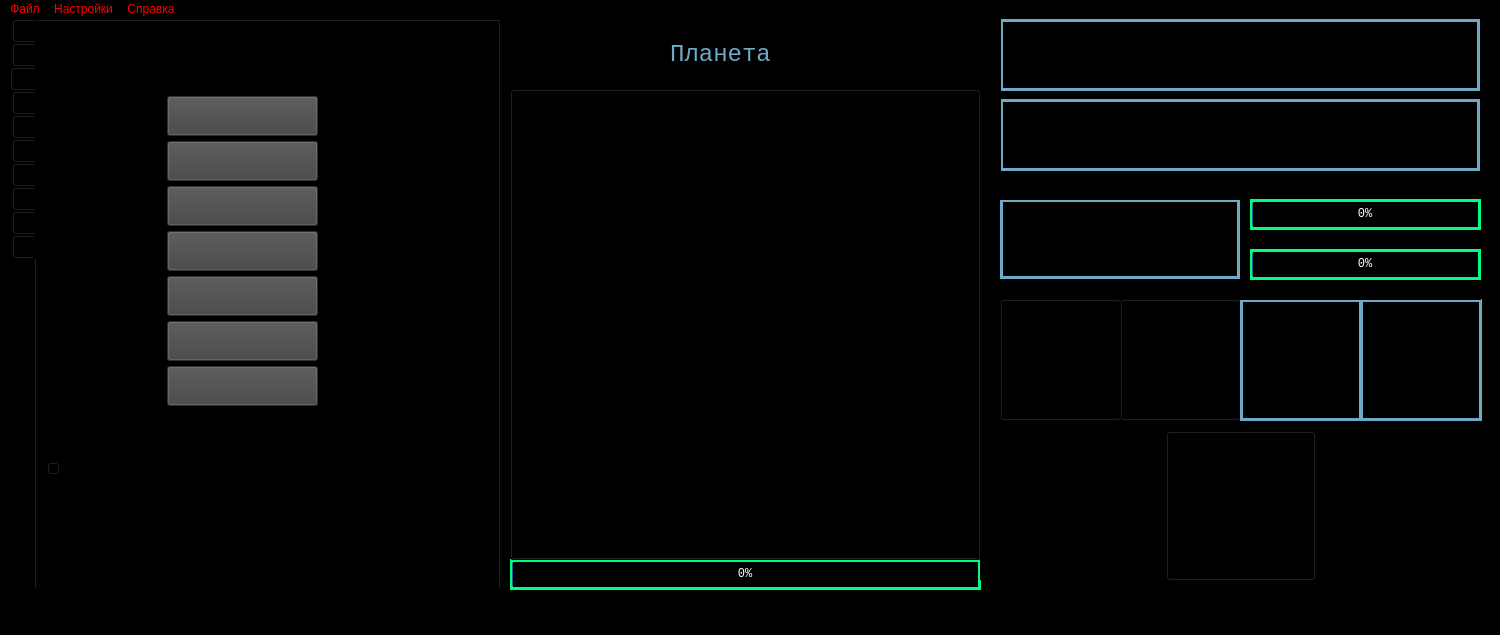
The window that mainwindow.ui (Nikita-080/God-of-pixels-3) describes before a commit, drawn with Qt 5.
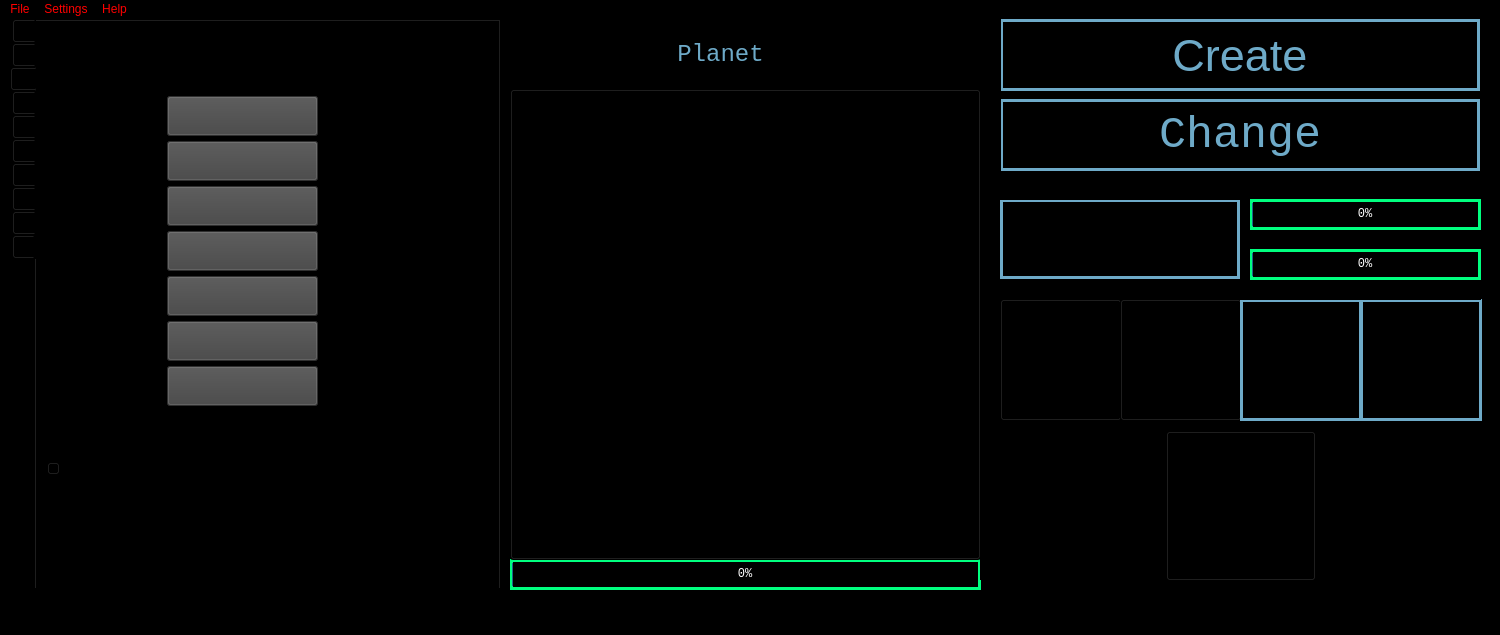
The same window after the commit. The open tabs and pages were chosen to show the change.

Commit message: translate interface

```diff
--- a/mainwindow.ui
+++ b/mainwindow.ui
@@ -151,7 +151,7 @@
      </font>
     </property>
     <property name="text">
-     <string>Планета</string>
+     <string>Planet</string>
     </property>
     <property name="alignment">
      <set>Qt::AlignCenter</set>
@@ -286,7 +286,7 @@
     </property>
     <property name="font">
      <font>
-      <pointsize>18</pointsize>
+      <pointsize>34</pointsize>
      </font>
     </property>
     <property name="styleSheet">
@@ -296,7 +296,7 @@
 </string>
     </property>
     <property name="text">
-     <string/>
+     <string>Create</string>
     </property>
    </widget>
    <widget class="QPushButton" name="pushButton_19">
@@ -429,7 +429,7 @@
     <property name="font">
      <font>
       <family>Consolas</family>
-      <pointsize>18</pointsize>
+      <pointsize>34</pointsize>
      </font>
     </property>
     <property name="styleSheet">
@@ -438,7 +438,7 @@
 border-color: rgb(110, 170, 200);</string>
     </property>
     <property name="text">
-     <string/>
+     <string>Change</string>
     </property>
    </widget>
    <widget class="QProgressBar" name="progressBar">
@@ -8063,7 +8063,7 @@
      <string notr="true"/>
     </property>
     <property name="title">
-     <string>Файл</string>
+     <string>File</string>
     </property>
     <addaction name="action"/>
     <addaction name="action_8"/>
@@ -8072,7 +8072,7 @@
    </widget>
    <widget class="QMenu" name="menu_2">
     <property name="title">
-     <string>Настройки</string>
+     <string>Settings</string>
     </property>
     <addaction name="action_3"/>
     <addaction name="action_4"/>
@@ -8081,7 +8081,7 @@
    </widget>
    <widget class="QMenu" name="menu_3">
     <property name="title">
-     <string>Справка</string>
+     <string>Help</string>
     </property>
     <addaction name="action_6"/>
    </widget>
```
Left out of the diff: 110 changed lines with no effect on the pictures. The commit also changes 6 other files.
